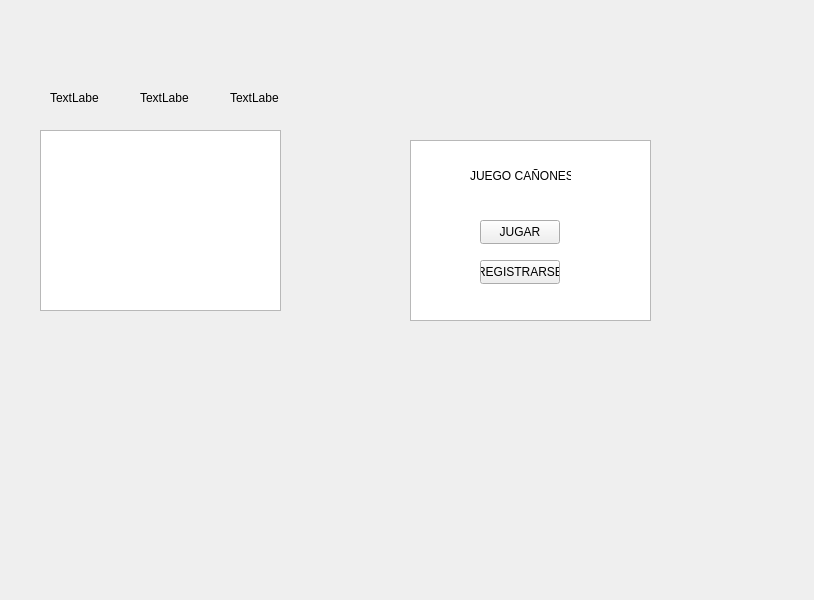
This is final_proyecto_prueba/mainwindow.ui in AlejandroNaranjoUdeA/Juego-Proyecto-Final as Qt 5 draws it before an edit. The edited form follows.
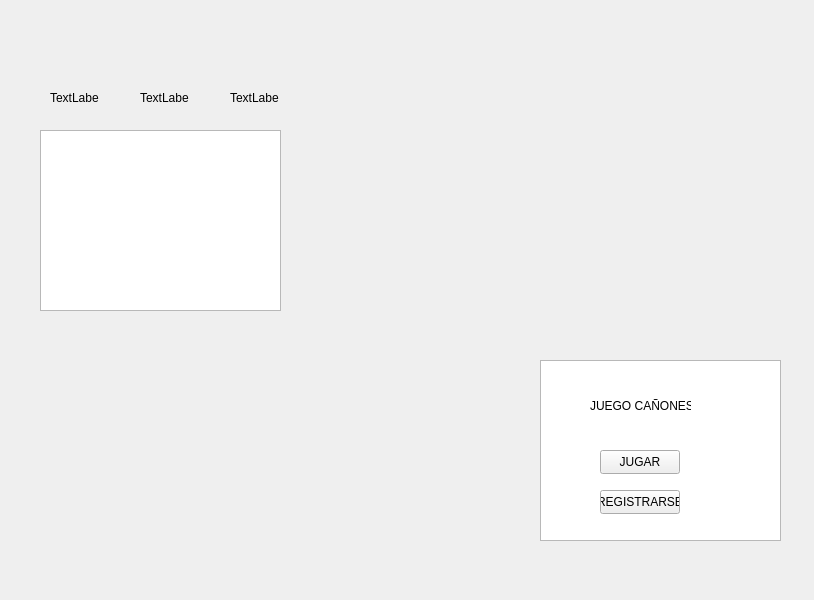
This is the edited form.

```diff
--- a/final_proyecto_prueba/mainwindow.ui
+++ b/final_proyecto_prueba/mainwindow.ui
@@ -76,8 +76,8 @@
    <widget class="QWidget" name="Game_window_2" native="true">
     <property name="geometry">
      <rect>
-      <x>400</x>
-      <y>80</y>
+      <x>520</x>
+      <y>310</y>
       <width>291</width>
       <height>261</height>
      </rect>
@@ -85,8 +85,8 @@
     <widget class="QGraphicsView" name="graphicsView_2">
      <property name="geometry">
       <rect>
-       <x>10</x>
-       <y>60</y>
+       <x>20</x>
+       <y>50</y>
        <width>241</width>
        <height>181</height>
       </rect>
```
